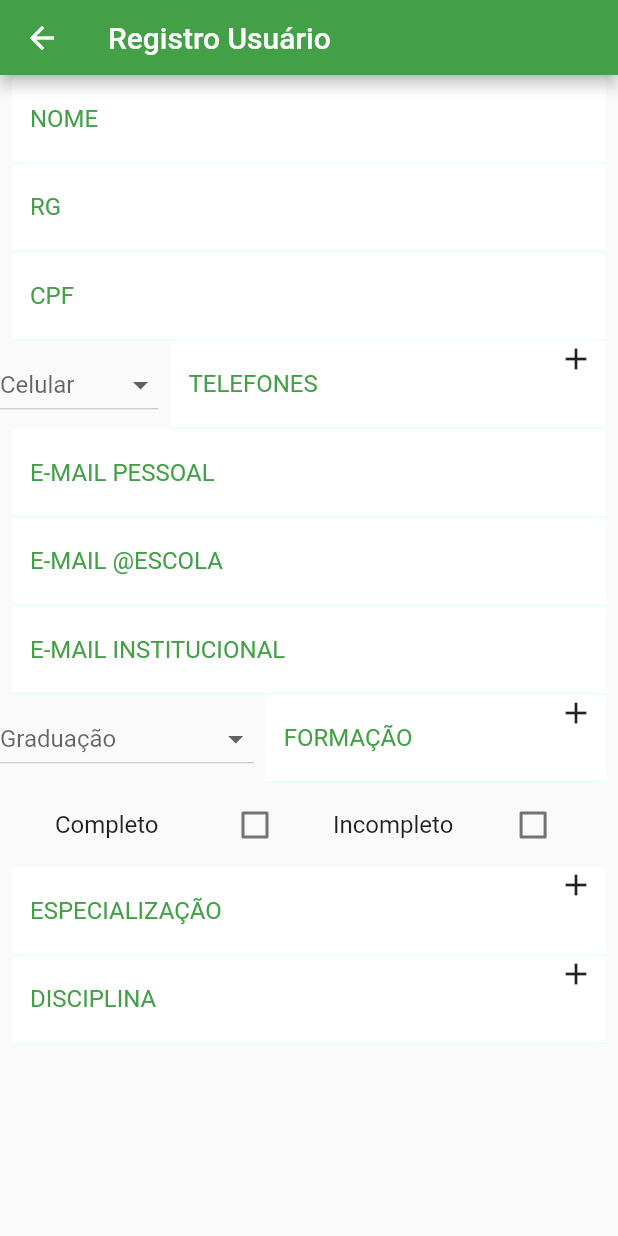
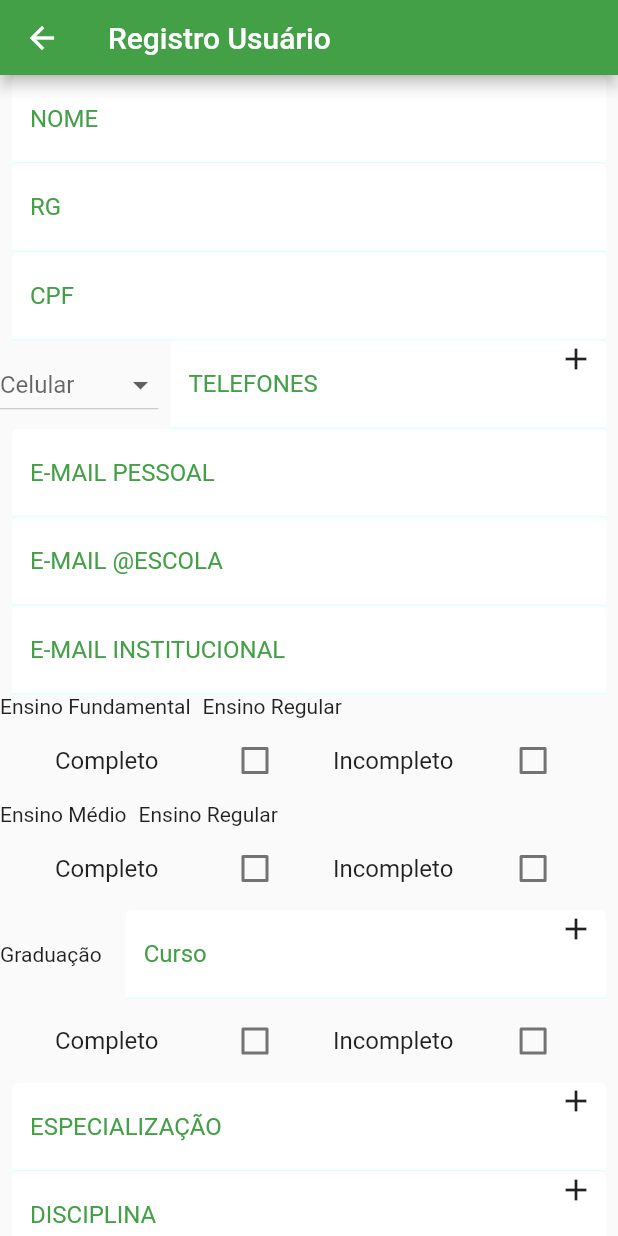
Before and after one commit to eversonevo/colegio_juventude, a Flutter app: the RegistrationPage screen opened by its route, on a phone screen of 412 x 824 dp. Run offline on Flutter 3.47's test engine with Material 2 defaults, Android fonts, the phone set to English and light mode, and no system bars; our stand-ins replace get.

Commit message:
alguns ajustes

```diff
--- a/lib/app/modules/initial/initial_controller.dart
+++ b/lib/app/modules/initial/initial_controller.dart
@@ -30,7 +30,7 @@ RxInt controlPage = 1.obs;
   }
 
 void startTimer() {
-  const oneSec = Duration(seconds: 5);
+  const oneSec = Duration(seconds: 1);
   var timer = Timer.periodic(oneSec,(Timer timer) {
       controlPage.value+=1;
       if (controlPage.value == 4) {
--- a/lib/app/modules/registration/registration_controller.dart
+++ b/lib/app/modules/registration/registration_controller.dart
@@ -11,8 +11,13 @@ class RegistrationController extends GetxController {
   final RxInt itemCountEsp = 1.obs;
   final RxInt itemCountDisc = 1.obs;
 
-  final RxBool checkedCompleto = false.obs;
-  final RxBool checkedIncompleto = false.obs;
+  final RxBool itemEnsFund = false.obs;
+
+  final RxBool checkedCompleto1 = false.obs;
+  final RxBool checkedIncompleto1 = false.obs;
+
+  final RxList<bool> checkedCompleto = [false,false,false].obs;
+  final RxList<bool> checkedIncompleto = [false,false,false].obs;
 
   final RxString itemCelular1 = 'Celular'.obs;
   final RxString itemCelular2 = 'Celular'.obs;
@@ -71,6 +76,8 @@ ALGUNS ERROS AINDA
   TextEditingController disciplinaController = TextEditingController();
 
   List<TextEditingController> listFormation = [TextEditingController()];
+  RxList<TextEditingController> listPhones = [TextEditingController()].obs;
+
 
     @override
   void onReady() {
@@ -164,7 +171,7 @@ ALGUNS ERROS AINDA
   }
 
   Widget? createDropDownFormation(int index){
-      print('teste '+graphArray[4][0].toString());
+      //print('teste '+graphArray[4][0].toString());
       /*if (index == 0) {
         return RegisterDropdownForm(items: graphArray[0],itemForm: itemFormation[0],index: index,);
         //return RegisterDropdownForm(items: listForm1,itemForm: itemFormation1.value,index: index,);
@@ -177,8 +184,33 @@ ALGUNS ERROS AINDA
       }else{
         return RegisterDropdownForm(items: graphArray[4],itemForm: itemFormation[0],index: index,);
       }*/
-      return RegisterDropdownForm(items: graphArray[index],itemForm: graphArray[index][0],index: index,);
+    //ValidaHinEFEM(index);
+      return RegisterDropdownForm(items: graphArray[index],/*itemForm: graphArray[index][0],*/index: index,);
 
+
+  }
+
+  bool get ValidaHinEFEM{
+
+    for(var i = 0; i< hintDrop.length;i++){
+      if (hintDrop[i].contains('Ensino Fundamental')){
+          print('nooossssa + ${i}');
+          return true;
+      }
+
+    }
+
+    return false;
+
+/*
+    if (index != 0)
+      if (hintDrop[index -1] == 'Ensino Fundamental')
+      {
+        print('eeeeenntreiiii');
+      } else if (hintDrop[index -1] == 'Ensino Médio'){
+        var removeAt = graphArray[index].removeAt(0);
+        print('eeeeenntreiiii');
+      }*/
 
   }
 
--- a/lib/app/modules/registration/registration_page.dart
+++ b/lib/app/modules/registration/registration_page.dart
@@ -1,6 +1,7 @@
 // ignore_for_file: curly_braces_in_flow_control_structures, void_checks
 
 import 'package:colegio_juventude/app/UI/theme_extensions.dart';
+import 'package:colegio_juventude/app/modules/registration/widgtes/checkbox_formation.dart';
 import 'package:colegio_juventude/app/modules/registration/widgtes/register_fields.dart';
 import 'package:get/get.dart';
 import 'package:flutter/material.dart';
@@ -27,9 +28,9 @@ class RegistrationPage extends GetView<RegistrationController> {
               )),
             body: ListView(
               children: [
-                RegisterFields(label: 'NOME', hintText: 'Nome completo', controllerTextField: controller.nomeController,),
-                RegisterFields(label: 'RG', hintText: '00.000.000-0', controllerTextField: controller.rgController),
-                RegisterFields(label: 'CPF', hintText: '000.000.000-00', controllerTextField: controller.cpfController),
+                RegisterFields(label: 'NOME',enabled: true,hintText: 'Nome completo', controllerTextField: controller.nomeController,),
+                RegisterFields(label: 'RG', enabled: true,hintText: '00.000.000-0', controllerTextField: controller.rgController),
+                RegisterFields(label: 'CPF', enabled: true,hintText: '000.000.000-00', controllerTextField: controller.cpfController),
                     Stack(
                       children: [
                         Obx(() => ListView.builder(
@@ -38,10 +39,26 @@ class RegistrationPage extends GetView<RegistrationController> {
                                 itemBuilder: (context, index){
                                     return Row(
                                       children: [
-                                        Obx(() {
-                                          controller.update();
-                                          return controller.createDropDownPhone(index)!;}),
-                                        Expanded(child: RegisterFields(label: 'TELEFONES', hintText: 'telefones', controllerTextField: controller.telefoneController)),
+                                        Obx(() => controller.createDropDownPhone(index)!),
+                                        Expanded(child: RegisterFields(label: 'TELEFONES', enabled: true,hintText: 'telefones', controllerTextField: controller.listPhones[index])),
+                                        Visibility(
+                                          visible: controller.listPhones[index].text.isNotEmpty ? true : false,
+                                          child: Padding(
+                                            padding: const EdgeInsets.only(right: 4),
+                                            child: GestureDetector(
+                                              onTap: (){
+                                                if (controller.itemCountTel.value > 1){
+                                                  controller.itemCountTel.value-=1;
+                                                   print('leng' + controller.listPhones.length.toString());
+                                                   controller.listPhones.removeAt(index);
+                                                    print('lengggg' + controller.listPhones.length.toString());
+                                                }else{
+                                                  controller.listPhones[0].clear();
+                                                }
+                                              },
+                                              child: const Icon(Icons.remove, color: Colors.red,)),
+                                          ),
+                                        ),
                                       ],
                                     );
 
@@ -53,6 +70,7 @@ class RegistrationPage extends GetView<RegistrationController> {
                                       child: Padding(
                                           padding: const EdgeInsets.only(right: 8),
                                           child: GestureDetector(onTap: (){
+                                            controller.listPhones.add(TextEditingController());
                                             controller.itemCountTel.value+=1;
                                             //RegisterFields(label: 'TELEFONES', hintText: 'telefones', controllerTextField: controller.telefoneController);
                                           }, child: const Icon(Icons.add)),
@@ -61,63 +79,119 @@ class RegistrationPage extends GetView<RegistrationController> {
                           ),
                       ],
                     ),
-                RegisterFields(label: 'E-MAIL PESSOAL', hintText: 'meuemail@meuemail.com', controllerTextField: controller.emailController),
-                RegisterFields(label: 'E-MAIL @ESCOLA', hintText: 'meuemail@escola.pr.gov.br', controllerTextField: controller.emailEscController),
-                RegisterFields(label: 'E-MAIL INSTITUCIONAL', hintText: 'meuemail@seed.pr.gov.br', controllerTextField: controller.emailInstController),
+                RegisterFields(label: 'E-MAIL PESSOAL',enabled: true,hintText: 'meuemail@meuemail.com', controllerTextField: controller.emailController),
+                RegisterFields(label: 'E-MAIL @ESCOLA', enabled: true,hintText: 'meuemail@escola.pr.gov.br', controllerTextField: controller.emailEscController),
+                RegisterFields(label: 'E-MAIL INSTITUCIONAL', enabled: true, hintText: 'meuemail@seed.pr.gov.br', controllerTextField: controller.emailInstController),
 
 // **************  FORMAÇÃO
 
+                    Column(
+                      children: [
+                        Row(
+                          children: [
+                            Container(child: const Text('Ensino Fundamental'),),
+                            SizedBox(width: 8,),
+                            Container(child: const Text('Ensino Regular'),),
+                          ],
+                        ),
+                        CheckboxFormation(index: 0,),
+                        Row(
+                          children: [
+                            Container(child: const Text('Ensino Médio'),),
+                            SizedBox(width: 8,),
+                            Container(child: const Text('Ensino Regular'),),
+                          ],
+                        ),
+                        CheckboxFormation(index: 1,),
+
                         Stack(
                           children: [
+                            Obx(() =>
+                              ListView.builder(
+                                shrinkWrap: true,
+                                itemCount: controller.itemCountForm.value < 3 ? controller.itemCountForm.value : 3,        //número de vezes que você deseja replicar o widget
+                                itemBuilder: (context,index){
+                                  return Column(
+                                    children: [
+                                      Row(
+                                        children: [
+                                            Container(child: const Text('Graduação'),),
+                                            SizedBox(width: 8,),
+                                            Expanded(child: RegisterFields(label: 'Curso', enabled: true, hintText: 'Curso', controllerTextField: controller.listFormation[index])),
+                                        ],
+                                      ),
+                                      CheckboxFormation(index: index+2,),
+                                    ],
+                                  );
+
+                                }),
+                            ),
+                            Positioned(
+                                right: 8,
+                                child: Visibility(
+                                          visible: controller.itemCountForm.value == 1 ? true : false,
+                                          child: Padding(
+                                              padding: const EdgeInsets.only(right: 8),
+                                              child: GestureDetector(onTap: (){
+                                                if (controller.listFormation.length < 3){
+                                                  if (controller.ValidaHinEFEM)
+                                                    Get.snackbar('Já Cadastrado', "Já Cadastrado");
+
+                                                    controller.checkedCompleto.add(false);
+                                                    controller.checkedIncompleto.add(false);
+
+                                                  controller.hintDrop.add('Graduação');
+                                                  controller.listFormation.add(TextEditingController());
+                                                  //controller.itemFormation.add(item);
+                                                }
+                                                controller.itemEnsFund.value = true;
+                                                controller.itemCountForm.value+=1;
+                                                //RegisterFields(label: 'TELEFONES', hintText: 'telefones', controllerTextField: controller.telefoneController);
+                                              }, child: const Icon(Icons.add)),
+                                            ),
+                                        ),
+                              ),
+                          ],
+                        ),
+
+                      ],
+                    ),
+
+/*                                              Expanded(child: TextField(decoration: InputDecoration(
+                          focusedBorder: UnderlineInputBorder(
+                          borderSide: BorderSide(color: context.themeGreen)),
+                            enabledBorder: UnderlineInputBorder(
+                                borderSide:
+                                    BorderSide(color: context.themeCyan)),
+                            fillColor: Colors.white,
+                            filled: true,
+                            label: Text('Label', style: TextStyle(color: context.themeGreen),),
+                            hintText: 'OI'),)),*/
+
+/*
+                    Stack(
+                          children: [
+
+                                                  //if (!controller.itemEnsFund.value)
+                                                    //Container(child: const Text('Ensino Médio'),),
+                                                    //Expanded(child: RegisterFields(label: 'FORMAÇÃO', enabled: false, hintText: 'Ensino Regular',controllerTextField: controller.listFormation[index])),
                             Obx(() => ListView.builder(
                                     shrinkWrap: true,
                                     itemCount: controller.itemCountForm.value < 5 ? controller.itemCountForm.value : 5,        //número de vezes que você deseja replicar o widget
                                     itemBuilder: (context, index){
                                         return Column(
+
                                            children: [
+
                                             Row(
                                               children: [
+
                                                 Obx(() => controller.createDropDownFormation(index)!),
-                                            Expanded(child: RegisterFields(label: 'FORMAÇÃO', hintText: 'Formação', controllerTextField: controller.listFormation[index])),
+                                                Expanded(child: RegisterFields(label: 'FORMAÇÃO', enabled: true,hintText: 'Formação', controllerTextField: controller.listFormation[index])),
                                               ],
                                             ),
-                                        Container(
-                                          width: Get.width * .9,
-                                          child: Row(
-                                            children: [
-                                              Obx(() => Visibility(
-                                                child: Expanded(
-                                                  child: CheckboxListTile(
-                                            title: const Text('Completo'),
-                                            autofocus: false,
-                                            activeColor: Colors.green,
-                                            checkColor: Colors.white,
-                                            value: controller.checkedCompleto.value,
-                                            onChanged: controller.checkedIncompleto.value ? null : (bool? v){
-                                                  controller.checkedCompleto.value = v!;
-                                            },
+                                          CheckboxFormation(index: 1,),
 
-                                          ),
-                                                ),
-                                              ),),
-                                          Obx(() => Visibility(
-                                            child: Expanded(
-                                              child: CheckboxListTile(
-                                                title: const Text('Incompleto'),
-                                                autofocus: false,
-                                                activeColor: Colors.green,
-                                                checkColor: Colors.white,
-                                                value: controller.checkedIncompleto.value,
-                                                onChanged: controller.checkedCompleto.value ? null : (bool? v){
-                                                  controller.checkedIncompleto.value = v!;
-                                            },
-
-                                              ),
-                                            ),
-                                          ),),
-                                            ],
-                                          ),
-                                        )
                                           ],
                                         );
 
@@ -130,11 +204,13 @@ class RegistrationPage extends GetView<RegistrationController> {
                                               padding: const EdgeInsets.only(right: 8),
                                               child: GestureDetector(onTap: (){
                                                 if (controller.listFormation.length < 5){
+                                                  if (controller.ValidaHinEFEM)
+                                                    Get.snackbar('Já Cadastrado', "Já Cadastrado");
                                                   controller.hintDrop.add('Graduação');
                                                   controller.listFormation.add(TextEditingController());
                                                   //controller.itemFormation.add(item);
                                                 }
-
+                                                controller.itemEnsFund.value = true;
                                                 controller.itemCountForm.value+=1;
                                                 //RegisterFields(label: 'TELEFONES', hintText: 'telefones', controllerTextField: controller.telefoneController);
                                               }, child: const Icon(Icons.add)),
@@ -143,6 +219,7 @@ class RegistrationPage extends GetView<RegistrationController> {
                               ),
                           ],
                         ),
+*/
 
 // ******** ESPECIALIZAÇÃO
                     Stack(
@@ -151,7 +228,7 @@ class RegistrationPage extends GetView<RegistrationController> {
                                 shrinkWrap: true,
                                 itemCount: controller.itemCountEsp.value < 5 ? controller.itemCountEsp.value : 5,        //número de vezes que você deseja replicar o widget
                                 itemBuilder: (context, index){
-                                    return Expanded(child: RegisterFields(label: 'ESPECIALIZAÇÃO', hintText: 'Especialização', controllerTextField: controller.especializacaoController));
+                                    return Expanded(child: RegisterFields(label: 'ESPECIALIZAÇÃO', enabled: true,hintText: 'Especialização', controllerTextField: controller.especializacaoController));
 
                           })),
                           Positioned(
@@ -177,7 +254,7 @@ class RegistrationPage extends GetView<RegistrationController> {
                                 shrinkWrap: true,
                                 itemCount: controller.itemCountDisc.value < 5 ? controller.itemCountDisc.value : 5,        //número de vezes que você deseja replicar o widget
                                 itemBuilder: (context, index){
-                                    return Expanded(child: RegisterFields(label: 'DISCIPLINA', hintText: 'Disciplina', controllerTextField: controller.disciplinaController));
+                                    return Expanded(child: RegisterFields(label: 'DISCIPLINA', enabled: true,hintText: 'Disciplina', controllerTextField: controller.disciplinaController));
 
                           })),
                           Positioned(
--- /dev/null
+++ b/lib/app/modules/registration/widgtes/checkbox_formation.dart
@@ -0,0 +1,51 @@
+import 'package:colegio_juventude/app/modules/registration/registration_controller.dart';
+import 'package:flutter/material.dart';
+import 'package:get/get.dart';
+
+class CheckboxFormation extends GetView<RegistrationController> {
+
+   CheckboxFormation({required index, Key? key}) : _index = index, super(key: key);
+
+   final int _index;
+
+   @override
+   Widget build(BuildContext context) {
+       return                                             Container(
+                                              width: Get.width * .9,
+                                              child: Row(
+                                                children: [
+                                                  Obx(() => Visibility(
+                                                    child: Expanded(
+                                                      child: CheckboxListTile(
+                                                title: const Text('Completo'),
+                                                autofocus: false,
+                                                activeColor: Colors.green,
+                                                checkColor: Colors.white,
+                                                value: controller.checkedCompleto[_index],
+                                                onChanged: controller.checkedIncompleto[_index] ? null : (bool? v){
+                                                      controller.checkedCompleto[_index] = v!;
+                                                },
+
+                                              ),
+                                                    ),
+                                                  ),),
+                                              Obx(() => Visibility(
+                                                child: Expanded(
+                                                  child: CheckboxListTile(
+                                                    title: const Text('Incompleto'),
+                                                    autofocus: false,
+                                                    activeColor: Colors.green,
+                                                    checkColor: Colors.white,
+                                                    value: controller.checkedIncompleto[_index],
+                                                    onChanged: controller.checkedCompleto[_index] ? null : (bool? v){
+                                                      controller.checkedIncompleto[_index] = v!;
+                                                },
+
+                                                  ),
+                                                ),
+                                              ),),
+                                                ],
+                                              ),
+                                            );
+  }
+}
--- a/lib/app/modules/registration/widgtes/register_dropdown_form.dart
+++ b/lib/app/modules/registration/widgtes/register_dropdown_form.dart
@@ -8,15 +8,15 @@ class RegisterDropdownForm extends GetView<RegistrationController> {
 
   RegisterDropdownForm({
     required List<String> items,
-    required String itemForm,
+    //required String itemForm,
     required int index, Key? key })
        :_items = items,
-     _itemForm = itemForm,
+     //_itemForm = itemForm,
      _index = index,
      super(key: key);
 
   final List<String> _items;
-  String _itemForm;
+  //String _itemForm;
   final int _index;
 
 
@@ -30,7 +30,7 @@ class RegisterDropdownForm extends GetView<RegistrationController> {
                                                     child: Text(value),
                                             );
                                             }).toList(),
-                                            hint: Obx(() => Text(controller.hintDrop[_index]),), /// está correto só não está atualizando automaticamente
+                                            hint: Obx(() => Text(controller.hintDrop[_index]),),
                                             onChanged: (value) {
 
                                               controller.ValidaEscolha(value!, _index);
--- a/lib/app/modules/registration/widgtes/register_fields.dart
+++ b/lib/app/modules/registration/widgtes/register_fields.dart
@@ -1,23 +1,28 @@
 import 'package:colegio_juventude/app/UI/theme_extensions.dart';
 import 'package:colegio_juventude/app/modules/registration/registration_controller.dart';
 import 'package:flutter/material.dart';
+import 'package:get/get.dart';
 import 'package:get/get_state_manager/src/simple/get_view.dart';
 
 class RegisterFields extends GetView<RegistrationController> {
 
-  RegisterFields({ @required label, required hintText,required controllerTextField,Key? key })
+  RegisterFields({ @required label, required enabled, required hintText,required controllerTextField,Key? key })
    : _label = label,
    _controllerTextField = controllerTextField,
    _hintText = hintText,
+   _enabled = enabled,
+   //_index = index,
    super(key: key);
 
   String _label;
+  bool _enabled;
   String _hintText;
   TextEditingController _controllerTextField;
+  //int _index;
 
    @override
    Widget build(BuildContext context) {
-       return SizedBox(
+       return Obx(() => SizedBox(
          child: Padding(
            padding: const EdgeInsets.only(right: 8,left: 8),
            child: TextField(
@@ -25,7 +30,7 @@ class RegisterFields extends GetView<RegistrationController> {
                           controller.verifyDatas();
                         },
                         controller: _controllerTextField,
-                        enabled: true,
+                        enabled: _enabled,
                         autofocus: false,
                         decoration: InputDecoration(
                           focusedBorder: UnderlineInputBorder(
@@ -39,6 +44,6 @@ class RegisterFields extends GetView<RegistrationController> {
                             hintText: _hintText),
                       ),
          ),
-       );
+       ),);
   }
 }
```
Lines whose indentation alone changed are shown as unchanged.
